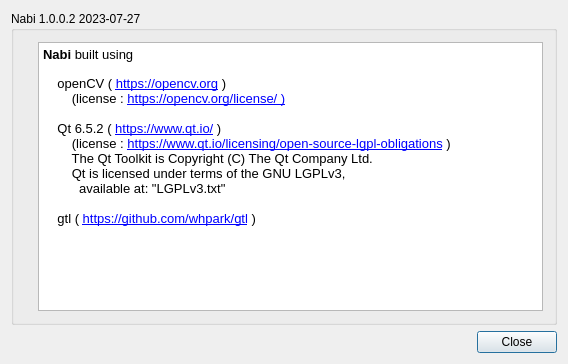
The window that src/Nabi/AboutDlg.ui (whpark/Nabi) describes before a commit, drawn with Qt 5.
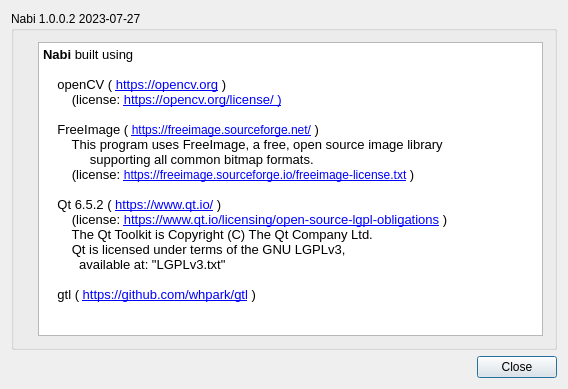
The same window after the commit. Icons and pictures are not drawn.

```diff
--- a/src/Nabi/AboutDlg.ui
+++ b/src/Nabi/AboutDlg.ui
@@ -7,7 +7,7 @@
     <x>0</x>
     <y>0</y>
     <width>568</width>
-    <height>364</height>
+    <height>389</height>
    </rect>
   </property>
   <property name="windowTitle">
@@ -56,12 +56,17 @@
 li.checked::marker { content: &quot;\2612&quot;; }
 &lt;/style&gt;&lt;/head&gt;&lt;body style=&quot; font-family:'Segoe UI'; font-size:9pt; font-weight:400; font-style:normal;&quot;&gt;
 &lt;p style=&quot; margin-top:0px; margin-bottom:0px; margin-left:0px; margin-right:0px; -qt-block-indent:0; text-indent:0px;&quot;&gt;&lt;span style=&quot; font-size:10pt; font-weight:700;&quot;&gt;Nabi &lt;/span&gt;&lt;span style=&quot; font-size:10pt;&quot;&gt;built using&lt;/span&gt;&lt;/p&gt;
-&lt;p style=&quot;-qt-paragraph-type:empty; margin-top:0px; margin-bottom:0px; margin-left:0px; margin-right:0px; -qt-block-indent:0; text-indent:0px;&quot;&gt;&lt;br /&gt;&lt;/p&gt;
+&lt;p style=&quot;-qt-paragraph-type:empty; margin-top:0px; margin-bottom:0px; margin-left:0px; margin-right:0px; -qt-block-indent:0; text-indent:0px; font-size:10pt;&quot;&gt;&lt;br /&gt;&lt;/p&gt;
 &lt;p style=&quot; margin-top:0px; margin-bottom:0px; margin-left:0px; margin-right:0px; -qt-block-indent:0; text-indent:0px;&quot;&gt;&lt;span style=&quot; font-size:10pt;&quot;&gt;    openCV ( &lt;/span&gt;&lt;a href=&quot;https://opencv.org&quot;&gt;&lt;span style=&quot; font-size:10pt; text-decoration: underline; color:#0000ff;&quot;&gt;https://opencv.org&lt;/span&gt;&lt;/a&gt;&lt;span style=&quot; font-size:10pt;&quot;&gt; )&lt;/span&gt;&lt;/p&gt;
-&lt;p style=&quot; margin-top:0px; margin-bottom:0px; margin-left:0px; margin-right:0px; -qt-block-indent:0; text-indent:0px;&quot;&gt;&lt;span style=&quot; font-size:10pt;&quot;&gt;        (license : &lt;/span&gt;&lt;a href=&quot;https://opencv.org/license/&quot;&gt;&lt;span style=&quot; font-size:10pt; text-decoration: underline; color:#0000ff;&quot;&gt;https://opencv.org/license/ )&lt;/span&gt;&lt;/a&gt;&lt;/p&gt;
+&lt;p style=&quot; margin-top:0px; margin-bottom:0px; margin-left:0px; margin-right:0px; -qt-block-indent:0; text-indent:0px;&quot;&gt;&lt;span style=&quot; font-size:10pt;&quot;&gt;        (license: &lt;/span&gt;&lt;a href=&quot;https://opencv.org/license/&quot;&gt;&lt;span style=&quot; font-size:10pt; text-decoration: underline; color:#0000ff;&quot;&gt;https://opencv.org/license/ )&lt;/span&gt;&lt;/a&gt;&lt;/p&gt;
+&lt;p style=&quot;-qt-paragraph-type:empty; margin-top:0px; margin-bottom:0px; margin-left:0px; margin-right:0px; -qt-block-indent:0; text-indent:0px; font-size:10pt; text-decoration: underline; color:#0000ff;&quot;&gt;&lt;br /&gt;&lt;/p&gt;
+&lt;p style=&quot; margin-top:0px; margin-bottom:0px; margin-left:0px; margin-right:0px; -qt-block-indent:0; text-indent:0px;&quot;&gt;&lt;span style=&quot; font-size:10pt;&quot;&gt;    FreeImage ( &lt;/span&gt;&lt;a href=&quot;https://freeimage.sourceforge.net/&quot;&gt;&lt;span style=&quot; text-decoration: underline; color:#0000ff;&quot;&gt;https://freeimage.sourceforge.net/&lt;/span&gt;&lt;/a&gt;&lt;span style=&quot; font-size:10pt;&quot;&gt; )&lt;/span&gt;&lt;/p&gt;
+&lt;p style=&quot; margin-top:0px; margin-bottom:0px; margin-left:0px; margin-right:0px; -qt-block-indent:0; text-indent:0px;&quot;&gt;&lt;span style=&quot; font-size:10pt;&quot;&gt;        This program uses FreeImage, a free, open source image library&lt;/span&gt;&lt;/p&gt;
+&lt;p style=&quot; margin-top:0px; margin-bottom:0px; margin-left:0px; margin-right:0px; -qt-block-indent:0; text-indent:0px;&quot;&gt;&lt;span style=&quot; font-size:10pt;&quot;&gt;             supporting all common bitmap formats.&lt;/span&gt;&lt;/p&gt;
+&lt;p style=&quot; margin-top:0px; margin-bottom:0px; margin-left:0px; margin-right:0px; -qt-block-indent:0; text-indent:0px;&quot;&gt;&lt;span style=&quot; font-size:10pt;&quot;&gt;        (license: &lt;/span&gt;&lt;a href=&quot;https://freeimage.sourceforge.io/freeimage-license.txt&quot;&gt;&lt;span style=&quot; text-decoration: underline; color:#0000ff;&quot;&gt;https://freeimage.sourceforge.io/freeimage-license.txt&lt;/span&gt;&lt;/a&gt;&lt;span style=&quot; font-size:10pt;&quot;&gt; )&lt;/span&gt;&lt;/p&gt;
 &lt;p style=&quot;-qt-paragraph-type:empty; margin-top:0px; margin-bottom:0px; margin-left:0px; margin-right:0px; -qt-block-indent:0; text-indent:0px; font-size:10pt; text-decoration: underline; color:#0000ff;&quot;&gt;&lt;br /&gt;&lt;/p&gt;
 &lt;p style=&quot; margin-top:0px; margin-bottom:0px; margin-left:0px; margin-right:0px; -qt-block-indent:0; text-indent:0px;&quot;&gt;&lt;span style=&quot; font-size:10pt;&quot;&gt;    Qt 6.5.2 ( &lt;/span&gt;&lt;a href=&quot;https://www.qt.io/&quot;&gt;&lt;span style=&quot; font-size:10pt; text-decoration: underline; color:#0000ff;&quot;&gt;https://www.qt.io/&lt;/span&gt;&lt;/a&gt;&lt;span style=&quot; font-size:10pt;&quot;&gt; )&lt;/span&gt;&lt;/p&gt;
-&lt;p style=&quot; margin-top:0px; margin-bottom:0px; margin-left:0px; margin-right:0px; -qt-block-indent:0; text-indent:0px;&quot;&gt;&lt;span style=&quot; font-size:10pt;&quot;&gt;        (license : &lt;/span&gt;&lt;a href=&quot;https://www.qt.io/licensing/open-source-lgpl-obligations&quot;&gt;&lt;span style=&quot; font-size:10pt; text-decoration: underline; color:#0000ff;&quot;&gt;https://www.qt.io/licensing/open-source-lgpl-obligations&lt;/span&gt;&lt;/a&gt;&lt;span style=&quot; font-size:10pt;&quot;&gt; )&lt;/span&gt;&lt;/p&gt;
+&lt;p style=&quot; margin-top:0px; margin-bottom:0px; margin-left:0px; margin-right:0px; -qt-block-indent:0; text-indent:0px;&quot;&gt;&lt;span style=&quot; font-size:10pt;&quot;&gt;        (license: &lt;/span&gt;&lt;a href=&quot;https://www.qt.io/licensing/open-source-lgpl-obligations&quot;&gt;&lt;span style=&quot; font-size:10pt; text-decoration: underline; color:#0000ff;&quot;&gt;https://www.qt.io/licensing/open-source-lgpl-obligations&lt;/span&gt;&lt;/a&gt;&lt;span style=&quot; font-size:10pt;&quot;&gt; )&lt;/span&gt;&lt;/p&gt;
 &lt;p style=&quot; margin-top:0px; margin-bottom:0px; margin-left:0px; margin-right:0px; -qt-block-indent:0; text-indent:0px;&quot;&gt;&lt;span style=&quot; font-size:10pt;&quot;&gt;        The Qt Toolkit is Copyright (C) The Qt Company Ltd.&lt;/span&gt;&lt;/p&gt;
 &lt;p style=&quot; margin-top:0px; margin-bottom:0px; margin-left:0px; margin-right:0px; -qt-block-indent:0; text-indent:0px;&quot;&gt;&lt;span style=&quot; font-size:10pt;&quot;&gt;        Qt is licensed under terms of the GNU LGPLv3,&lt;/span&gt;&lt;/p&gt;
 &lt;p style=&quot; margin-top:0px; margin-bottom:0px; margin-left:0px; margin-right:0px; -qt-block-indent:0; text-indent:0px;&quot;&gt;&lt;span style=&quot; font-size:10pt;&quot;&gt;          available at: &amp;quot;LGPLv3.txt&amp;quot;&lt;/span&gt;&lt;/p&gt;
```
